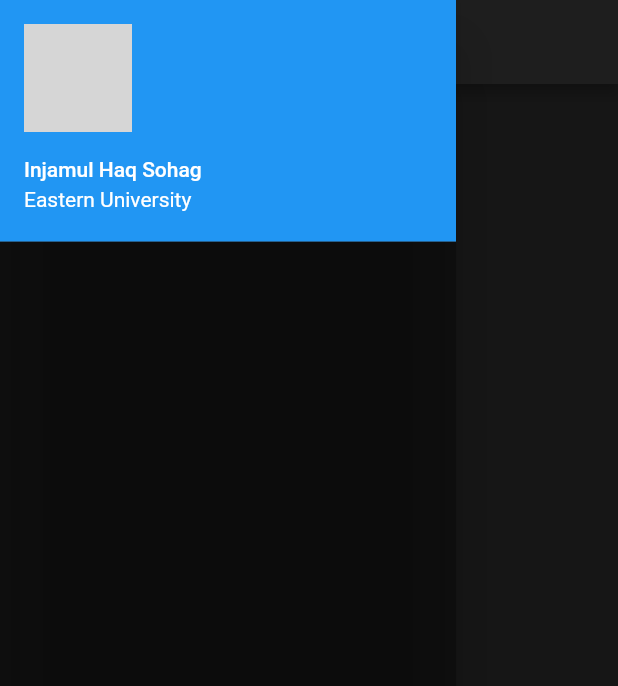
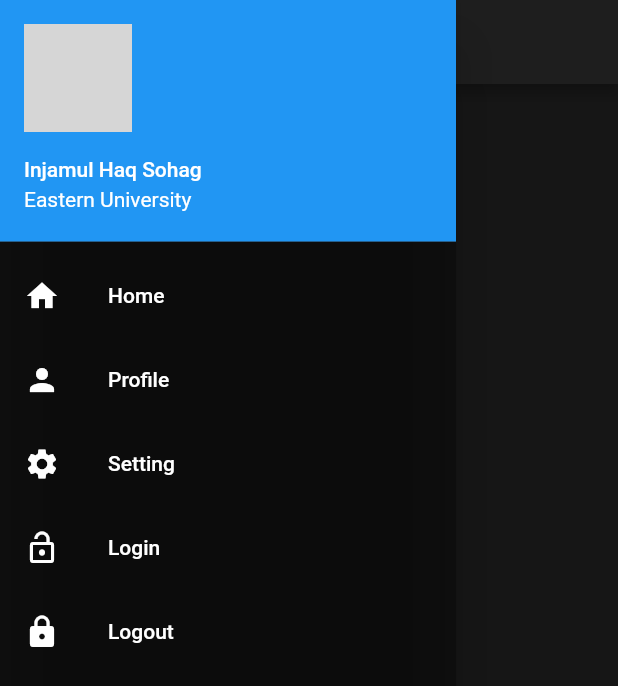
Before and after one commit to Sohag-84/navigation_drawer, a Flutter app: the screen it shows after launch, with the side drawer open, on a phone screen of 412 x 824 dp. Shown: the top 686 px of the screen. Run offline on Flutter 3.47's test engine with Material 2 defaults, Android fonts, the phone set to English and light mode, and no system bars; network calls fail; grey boxes are pictures that could not be loaded.

Commit message:
design child menu

```diff
--- a/lib/main.dart
+++ b/lib/main.dart
@@ -41,7 +41,26 @@ class _HomePageState extends State<HomePage> {
                 backgroundImage: NetworkImage('https://avatars.githubusercontent.com/u/99319134?s=400&u=33644532c0aec300daaa27a110c4a6d45cc3dfd4&v=4'),
               ),
             ),
-
+            ListTile(
+              leading: Icon(Icons.home),
+              title: Text('Home'),
+            ),
+            ListTile(
+              leading: Icon(Icons.person),
+              title: Text('Profile'),
+            ),
+            ListTile(
+              leading: Icon(Icons.settings),
+              title: Text('Setting'),
+            ),
+            ListTile(
+              leading: Icon(Icons.lock_open),
+              title: Text('Login'),
+            ),
+            ListTile(
+              leading: Icon(Icons.lock),
+              title: Text('Logout'),
+            ),
           ],
         ),
       ),
```
